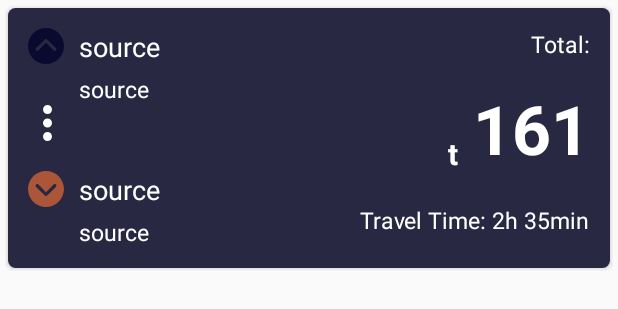
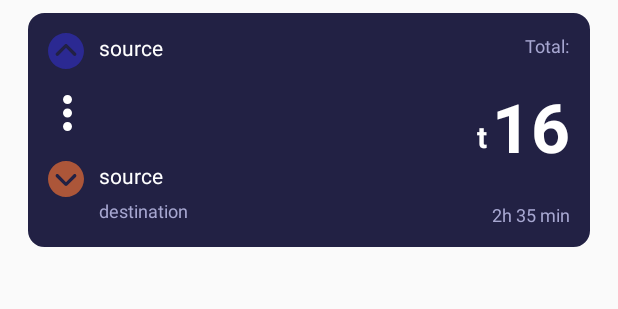
Before and after one commit to snehasanghavi/MyApplication, an Android app: the layout recycler_item_for_trips.xml on its own in the app's theme, with its tools: preview values and no code run, on a phone screen of 412 x 824 dp. Shown: the top 309 px of the screen. Run offline under Robolectric (Android 15) with nearby library versions, the phone set to English and light mode, and no system bars; network calls fail.

Commit message:
Android Project

```diff
--- /dev/null
+++ b/app/src/main/res/drawable/background.xml
@@ -0,0 +1,10 @@
+<?xml version="1.0" encoding="UTF-8"?>
+<shape xmlns:android="http://schemas.android.com/apk/res/android" android:id="@+id/listview_background_shape">
+    <stroke android:width="2dp" android:color="#222144" />
+    <padding android:left="2dp"
+        android:top="2dp"
+        android:right="2dp"
+        android:bottom="2dp" />
+    <corners android:radius="10dp" />
+    <solid android:color="#222144" />
+</shape>
--- a/app/src/main/res/drawable/down_arrow.xml
+++ b/app/src/main/res/drawable/down_arrow.xml
@@ -1,7 +1,7 @@
 <?xml version="1.0" encoding="utf-8"?>
 <vector xmlns:android="http://schemas.android.com/apk/res/android"
-    android:width="330dp"
-    android:height="330dp"
+    android:width="24dp"
+    android:height="24dp"
     android:viewportWidth="330"
     android:viewportHeight="330">
 
--- a/app/src/main/res/drawable/up_arrow.xml
+++ b/app/src/main/res/drawable/up_arrow.xml
@@ -6,6 +6,6 @@
     android:viewportHeight="330">
 
     <path
-        android:fillColor="#0a0930"
+        android:fillColor="#2B2992"
         android:pathData="M165,0C74.019,0,0,74.019,0,165s74.019,165,165,165s165-74.019,165-165S255.981,0,165,0z M255.606,205.606 C252.678,208.535,248.839,210,245,210s-7.678-1.464-10.606-4.394l-69.396-69.393l-69.392,69.393c-5.857,5.858-15.355,5.858-21.213,0 c-5.858-5.857-5.858-15.355,0-21.213l79.998-80c2.813-2.813,6.628-4.394,10.606-4.394c3.979,0,7.793,1.58,10.607,4.394l80.002,80 C261.465,190.251,261.465,199.749,255.606,205.606z" />
 </vector>
--- a/app/src/main/res/layout/recycler_item_for_trips.xml
+++ b/app/src/main/res/layout/recycler_item_for_trips.xml
@@ -3,23 +3,20 @@
     xmlns:app="http://schemas.android.com/apk/res-auto"
     android:padding="3dp"
     android:layout_width="match_parent"
-    android:layout_height="wrap_content">
-
-
-    <androidx.cardview.widget.CardView
-        android:id="@+id/card_view"
-        android:layout_width="match_parent"
-        android:layout_height="match_parent"
-        android:layout_margin="2dp"
-        app:cardCornerRadius="5dp"
-        >
+    android:layout_height="wrap_content"
+    android:layout_marginLeft="15dp"
+    android:layout_marginRight="15dp"
+    android:layout_marginBottom="5dp"
+    android:layout_marginTop="5dp">
 
         <LinearLayout
             android:layout_width="match_parent"
             android:layout_height="wrap_content"
-            android:background="@color/colorPrimary"
+            android:background="@drawable/background"
             android:orientation="vertical"
-            android:padding="8dp">
+            android:padding="8dp"
+            android:paddingRight="10dp"
+            android:paddingLeft="10dp">
 
             <RelativeLayout
                 android:id="@+id/rlayout1"
@@ -47,33 +44,37 @@
                     android:layout_height="wrap_content"
                     android:orientation="vertical"
                     android:layout_toRightOf="@id/img_up">
+
                   <TextView
                     android:id="@+id/tv_from"
                     android:layout_width="wrap_content"
                     android:layout_height="wrap_content"
-                    android:text="source"
+                    android:hint="source"
+                    android:textColorHint="@color/colorWhite"
                     android:layout_marginLeft="10dp"
                     android:layout_toRightOf="@id/img_up"
                     android:textColor="@color/colorWhite"
-                    android:textSize="18dp"/>
+                    android:textSize="14dp"/>
 
                 <TextView
                     android:layout_centerVertical="true"
                     android:id="@+id/tv_from_time"
                     android:layout_width="wrap_content"
                     android:layout_height="wrap_content"
-                    android:text="source"
+                    android:hint=""
+                    android:textColorHint="@color/colorText"
                     android:layout_marginLeft="10dp"
                     android:layout_toRightOf="@id/img_up"
                     android:layout_marginTop="5dp"
                     android:layout_below="@+id/tv_from"
-                    android:textColor="@color/colorWhite"
-                    android:textSize="15dp"/>
+                    android:textColor="@color/colorText"
+                    android:textSize="12dp"/>
                 </LinearLayout>
 
 
 
                 </RelativeLayout>
+
                 <TextView
                     android:id="@+id/tv_total"
                     android:layout_width="wrap_content"
@@ -81,18 +82,21 @@
                     android:text="Total:"
                     android:layout_alignParentRight="true"
                     android:layout_marginLeft="10dp"
-                    android:textColor="@color/colorWhite"
-                    android:textSize="15dp"/>
+                    android:textColor="@color/colorText"
+                    android:textSize="12dp"/>
 
 
                 <TextView
                     android:id="@+id/tv_currency_symbol"
                     android:layout_width="wrap_content"
                     android:layout_height="wrap_content"
-                    android:text="t"
+                    android:hint="t"
+                    android:textColorHint="@color/colorWhite"
                     android:layout_toLeftOf="@id/tv_value"
                     android:layout_marginLeft="10dp"
                     android:textStyle="bold"
+                    android:layout_marginRight="3dp"
+                    android:layout_marginBottom="10dp"
                     android:layout_above="@id/tv_trip_duration"
                     android:layout_marginTop="20dp"
                     android:textColor="@color/colorWhite"
@@ -100,14 +104,13 @@
 
 
                 <TextView
-                    android:layout_centerVertical="true"
                     android:id="@+id/tv_value"
                     android:layout_width="wrap_content"
                     android:layout_height="wrap_content"
-                    android:text="161"
+                    android:hint="16"
+                    android:textColorHint="@color/colorWhite"
                     android:textStyle="bold"
                     android:layout_alignParentRight="true"
-                    android:layout_marginLeft="10dp"
                     android:layout_below="@id/tv_total"
                     android:layout_marginTop="15dp"
                     android:textColor="@color/colorWhite"
@@ -117,13 +120,15 @@
                     android:id="@+id/tv_trip_duration"
                     android:layout_width="wrap_content"
                     android:layout_height="wrap_content"
-                    android:text="Travel Time: 2h 35min"
+                    android:hint="2h 35 min"
+                    android:textColorHint="@color/colorText"
                     android:layout_alignParentRight="true"
                     android:layout_marginLeft="10dp"
                     android:layout_marginTop="20dp"
                     android:layout_below="@+id/tv_value"
-                    android:textColor="@color/colorWhite"
-                    android:textSize="15dp"/>
+                    android:textColor="@color/colorText"
+                    android:textSize="12dp"
+                    />
 
                 <ImageView
                     android:id="@+id/img_track"
@@ -161,24 +166,26 @@
                         android:id="@+id/tv_to"
                         android:layout_width="wrap_content"
                         android:layout_height="wrap_content"
-                        android:text="source"
+                        android:hint="source"
+                        android:textColorHint="@color/colorWhite"
                         android:layout_marginLeft="10dp"
                         android:layout_toRightOf="@id/img_down"
                         android:textColor="@color/colorWhite"
-                        android:textSize="18dp"/>
+                        android:textSize="14dp"/>
 
                     <TextView
                         android:layout_centerVertical="true"
                         android:id="@+id/tv_to_time"
                         android:layout_width="wrap_content"
                         android:layout_height="wrap_content"
-                        android:text="source"
+                        android:hint="destination"
+                        android:textColorHint="@color/colorText"
                         android:layout_marginLeft="10dp"
                         android:layout_toRightOf="@id/img_down"
                         android:layout_marginTop="5dp"
                         android:layout_below="@+id/tv_from"
-                        android:textColor="@color/colorWhite"
-                        android:textSize="15dp"/>
+                        android:textColor="@color/colorText"
+                        android:textSize="12dp"/>
                 </LinearLayout>
 
 
@@ -191,6 +198,4 @@
 
         </LinearLayout>
 
-    </androidx.cardview.widget.CardView>
-
 </LinearLayout>
--- a/app/src/main/res/values/colors.xml
+++ b/app/src/main/res/values/colors.xml
@@ -4,9 +4,10 @@
     <color name="colorPrimaryDark">#0a0930</color>
     <color name="colorAccent">#AC5639</color>
 
-    <color name="colorText">#575b60</color>
     <color name="colorTextWhite">#fffefe</color>
     <color name="colorWhite">#ffffff</color>
     <color name="colorBlack">#000000</color>
+    <color name="colorLight">#222144</color>
+    <color name="colorText">#A7A7D1</color>
 
 </resources>
```
Also changed, not shown: app/src/main/java/com/example/myapplication/MainActivity.java (+149 -47 lines), app/src/main/java/com/example/myapplication/adapters/ItemsAdapter.java (+42 -5 lines), app/src/main/java/com/example/myapplication/model/ItemModel.java (+35 -118 lines), app/src/main/res/drawable/background_top.xml (added, +10 -0 lines), app/src/main/res/layout/activity_main.xml (+41 -32 lines), app/src/main/res/drawable/happiness.png (deleted).
